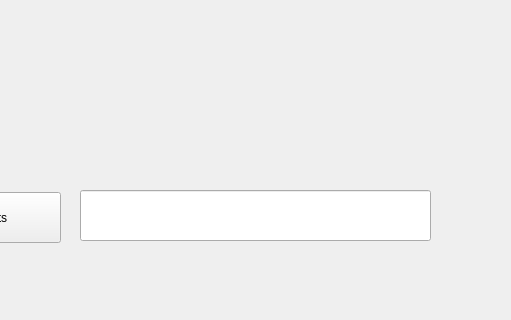
First picture: the form in mainwindow.ui, repository AminAbed/Project, before the edit; both pictures show x 170 to 681 and y 248 to 568 of the 893 by 568 pixel window.
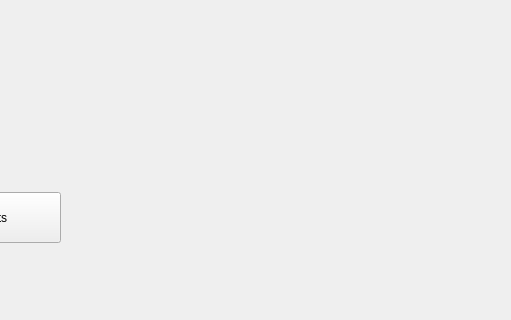
Second picture: the form after the edit. Icons and pictures are not drawn.

Commit message: Fixed an issue that cauesed a double trigger of the openAction.

The edit to the form file:
```diff
--- a/mainwindow.ui
+++ b/mainwindow.ui
@@ -27,16 +27,6 @@
      <string>Patients</string>
     </property>
    </widget>
-   <widget class="QLineEdit" name="lineEdit">
-    <property name="geometry">
-     <rect>
-      <x>250</x>
-      <y>390</y>
-      <width>351</width>
-      <height>51</height>
-     </rect>
-    </property>
-   </widget>
   </widget>
   <widget class="QMenuBar" name="menuBar">
    <property name="geometry">
```
The commit also changes 1 other file.
